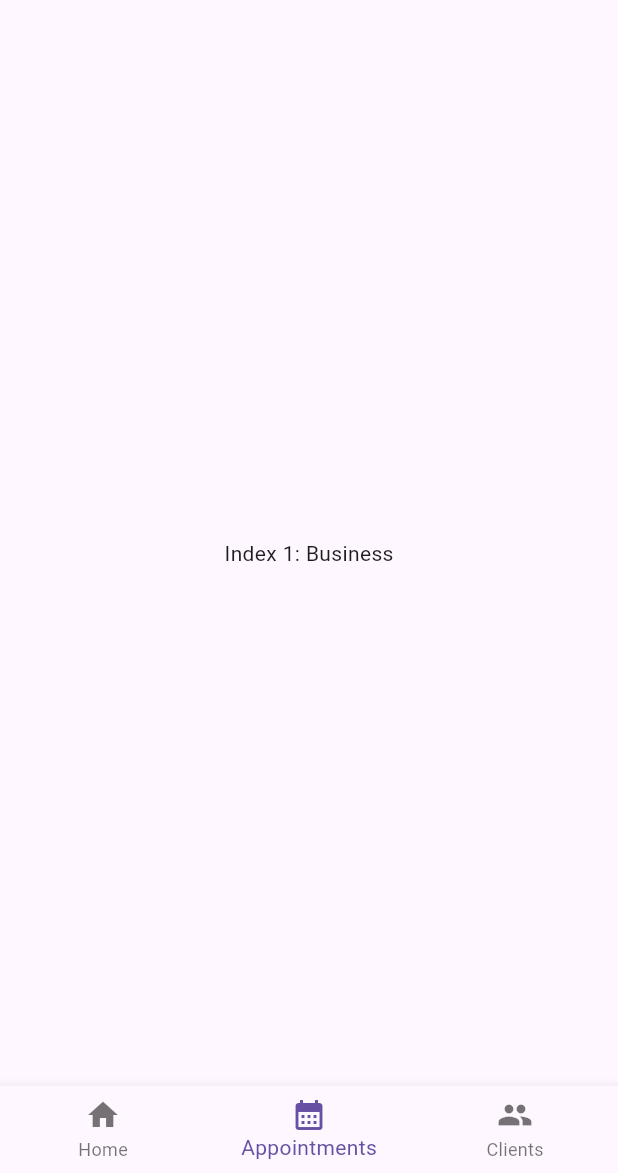
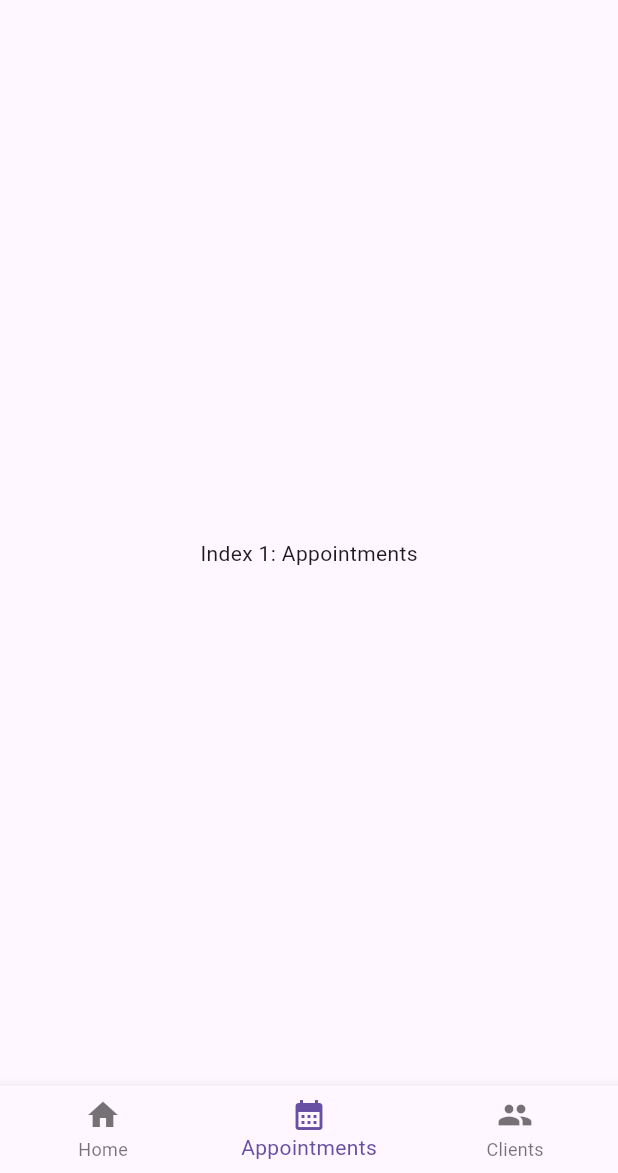
Before and after one commit to GiulioCallegarin/Barbero, a Flutter app: the screen it shows after launch, item 2 of the bottom bar chosen, on a phone screen of 412 x 824 dp, the part 63-1236 px from its top. Run offline on Flutter 3.47's test engine with Material 3 defaults, Android fonts, the phone set to English and light mode, and no system bars.

Commit message:
App screens

```diff
--- a/lib/main.dart
+++ b/lib/main.dart
@@ -1,3 +1,6 @@
+import 'package:barbero/screens/appointments_screen.dart';
+import 'package:barbero/screens/clients_screen.dart';
+import 'package:barbero/screens/home_screen.dart';
 import 'package:flutter/material.dart';
 
 void main() {
@@ -15,9 +18,9 @@ class _MyAppState extends State<MyApp> {
   int _selectedIndex = 0;
 
   static const List<Widget> _widgetOptions = <Widget>[
-    Center(child: Text('Index 0: Home')),
-    Center(child: Text('Index 1: Business')),
-    Center(child: Text('Index 2: School')),
+    HomeScreen(),
+    AppointmentsScreen(),
+    ClientsScreen(),
   ];
 
   @override
--- a/lib/screens/appointments_screen.dart
+++ b/lib/screens/appointments_screen.dart
@@ -0,0 +1,10 @@
+import 'package:flutter/material.dart';
+
+class AppointmentsScreen extends StatelessWidget {
+  const AppointmentsScreen({super.key});
+
+  @override
+  Widget build(BuildContext context) {
+    return Center(child: Text('Index 1: Appointments'));
+  }
+}
```
Also changed, not shown: lib/screens/clients_screen.dart (+10 -0 lines), lib/screens/home_screen.dart (+10 -0 lines).
